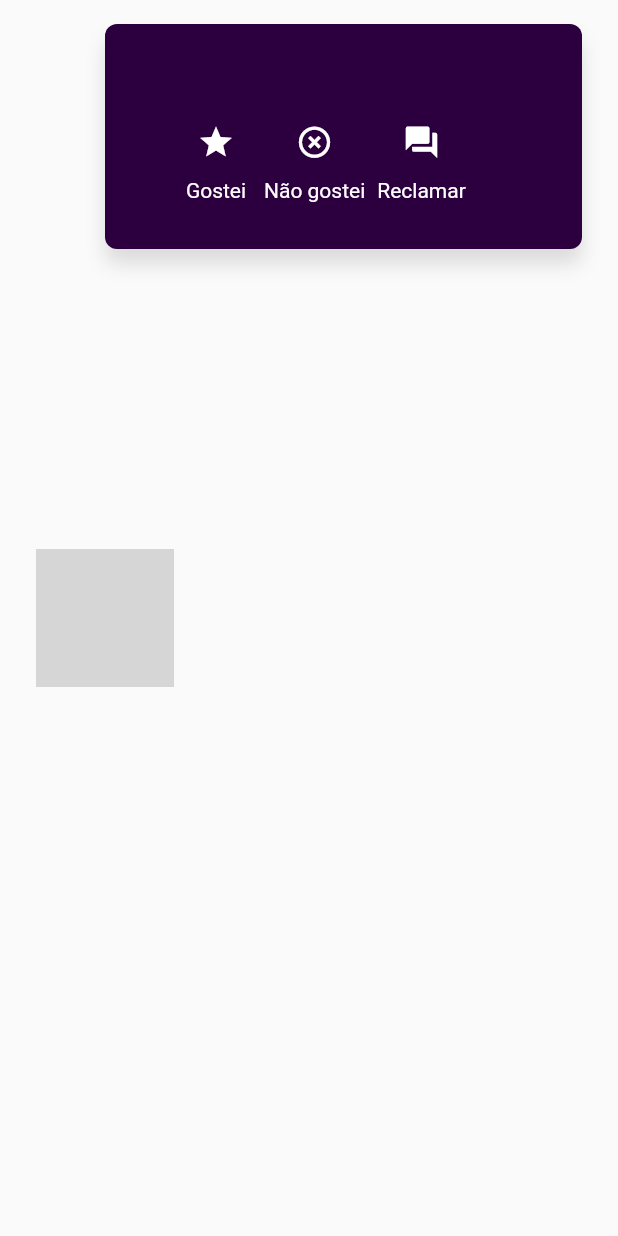
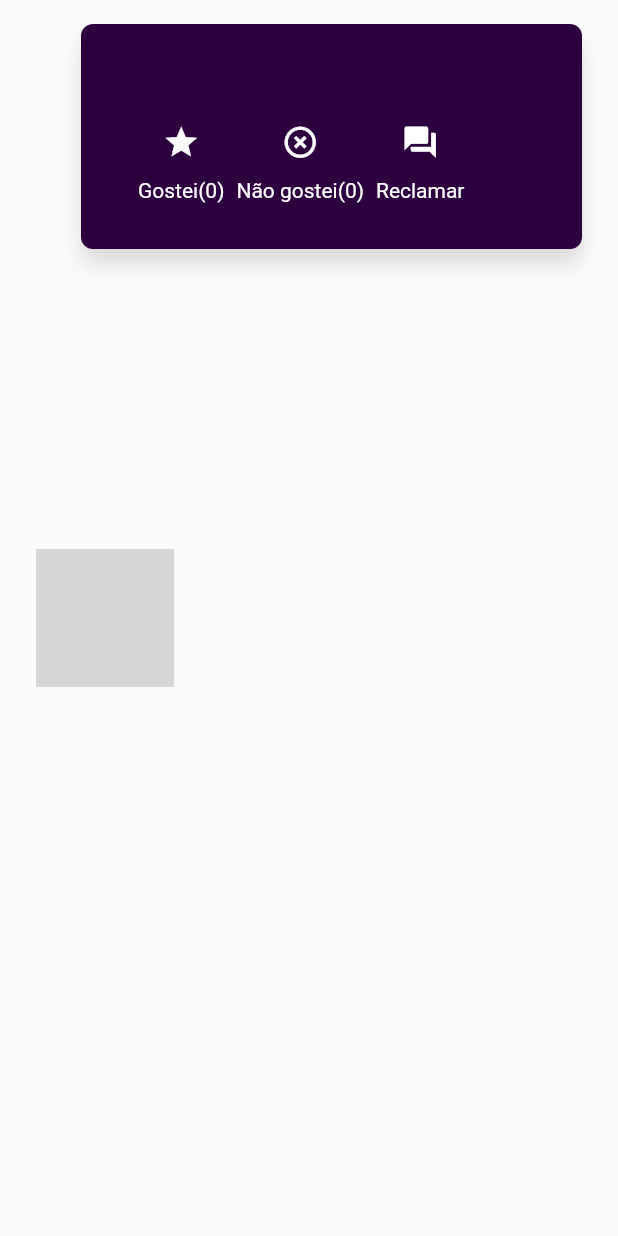
Before and after one commit to LouriJr/AulasFlutter, a Flutter app: the CardUniversidade widget shown alone on an empty page, opened directly with empty values, on a phone screen of 412 x 824 dp. Run offline on Flutter 3.47's test engine with Material 2 defaults, Android fonts, the phone set to English and light mode, and no system bars; our stand-ins replace fluttertoast, sqflite; accounts and stored records are empty; statements that could not run were skipped; grey boxes are pictures that could not be loaded.

Commit message:
Final do projeto

```diff
--- a/ChoreAqui/choreaqui/lib/model/universidade.dart
+++ b/ChoreAqui/choreaqui/lib/model/universidade.dart
@@ -1,7 +1,9 @@
 class Universidade {
-  final String id;
+  final int id;
   final String name;
   final String image;
+  final int likes;
+  final int unlikes;
 
-  const Universidade(this.id, this.name, this.image);
+  const Universidade(this.id, this.name, this.image, this.likes, this.unlikes);
 }
--- a/ChoreAqui/choreaqui/lib/ui/buttons/dislikebutton.dart
+++ b/ChoreAqui/choreaqui/lib/ui/buttons/dislikebutton.dart
@@ -1,16 +1,36 @@
+import 'package:choreaqui/app_database.dart';
+import 'package:choreaqui/model/universidade.dart';
 import 'package:choreaqui/ui/buttons/cardbutton.dart';
+import 'package:choreaqui/views/listagembemavaliadas.dart';
+import 'package:choreaqui/views/listagempioresavaliacoes.dart';
 import 'package:flutter/cupertino.dart';
 import 'package:flutter/material.dart';
 
 class DislikeButton extends StatelessWidget {
+  Universidade universidade;
+  bool melhoresAvaliacoes;
 
-  final Icon icon = new Icon(
-      Icons.highlight_off,
-      color: Colors.white
-    );
+  final Icon icon = new Icon(Icons.highlight_off, color: Colors.white);
 
   @override
+  DislikeButton(this.universidade, this.melhoresAvaliacoes);
+
   Widget build(BuildContext context) {
-    return CardButton(icon, 1, "Não gostei");
+    var form = melhoresAvaliacoes
+        ? ListagemMelhoresAvaliacoes()
+        : ListagemPioresAvaliacoes();
+
+    return new GestureDetector(
+        onTap: () {
+
+          Unlike(this.universidade.id, this.universidade.unlikes + 1);
+
+          Navigator.push(
+              context,
+              MaterialPageRoute(
+                  builder: (context) => form));
+        },
+        child: CardButton(
+            icon, 1, 'Não gostei(' + universidade.unlikes.toString() + ')'));
   }
 }
--- a/ChoreAqui/choreaqui/lib/ui/buttons/likebutton.dart
+++ b/ChoreAqui/choreaqui/lib/ui/buttons/likebutton.dart
@@ -1,16 +1,35 @@
+import 'package:choreaqui/app_database.dart';
+import 'package:choreaqui/model/universidade.dart';
 import 'package:choreaqui/ui/buttons/cardbutton.dart';
+import 'package:choreaqui/views/listagembemavaliadas.dart';
+import 'package:choreaqui/views/listagempioresavaliacoes.dart';
 import 'package:flutter/cupertino.dart';
 import 'package:flutter/material.dart';
 
 class LikeButton extends StatelessWidget {
+  Universidade universidade;
+  bool melhoresAvaliacoes;
 
-  Icon icon = new Icon(
-      Icons.grade,
-      color: Colors.white
-      );
+  Icon icon = new Icon(Icons.grade, color: Colors.white);
 
   @override
+  LikeButton(this.universidade, this.melhoresAvaliacoes);
+
   Widget build(BuildContext context) {
-    return CardButton(icon, 0, "Gostei");
+
+    var form =  melhoresAvaliacoes ? ListagemMelhoresAvaliacoes()
+     : ListagemPioresAvaliacoes();
+
+    return new GestureDetector(
+        onTap: () {
+          Like(this.universidade.id, this.universidade.likes + 1);
+
+          Navigator.push(
+              context,
+              MaterialPageRoute(
+                  builder: (context) => form));
+        },
+        child: CardButton(
+            icon, 0, 'Gostei(' + universidade.likes.toString() + ')'));
   }
 }
--- a/ChoreAqui/choreaqui/lib/widget/carduniversidade.dart
+++ b/ChoreAqui/choreaqui/lib/widget/carduniversidade.dart
@@ -9,8 +9,9 @@ import 'package:flutter/material.dart';
 
 class CardUniversidade extends StatelessWidget {
   final Universidade universidade;
+  final bool melhoresAvaliacoes;
 
-  CardUniversidade(this.universidade);
+  CardUniversidade(this.universidade, this.melhoresAvaliacoes);
 
   @override
   Widget build(BuildContext context) {
@@ -24,21 +25,20 @@ class CardUniversidade extends StatelessWidget {
         ));
 
     final conteudoCard = new Container(
-      margin: new EdgeInsets.fromLTRB(42, 16.0, 16.0, 16.0),
+      margin: new EdgeInsets.fromLTRB(30, 16.0, 16.0, 16.0),
       constraints: new BoxConstraints.expand(),
       child: new Column(
         crossAxisAlignment: CrossAxisAlignment.start,
         children: <Widget>[
           new Container(height: 4.0),
-          new Text(universidade.name, style: Style.titleTextStyle),
+          new Text("       " + universidade.name, style: Style.titleTextStyle),
           new Container(
-              child: new Row(
-                  children: <Widget>[
+              child: new Row(children: <Widget>[
             ButtonBar(
               mainAxisSize: MainAxisSize.min,
               children: <Widget>[
-                        LikeButton(),
-                        DislikeButton(),
+                LikeButton(this.universidade, this.melhoresAvaliacoes),
+                DislikeButton(this.universidade, this.melhoresAvaliacoes),
                 ReportButton(universidade)
               ],
             )
@@ -50,7 +50,7 @@ class CardUniversidade extends StatelessWidget {
     final universidadeCard = new Container(
       child: conteudoCard,
       height: 150.0,
-      margin: new EdgeInsets.only(left: 46.0),
+      margin: new EdgeInsets.only(left: 30.0),
       decoration: new BoxDecoration(
         color: new Color.fromRGBO(44, 0, 62, 1),
         shape: BoxShape.rectangle,
@@ -66,25 +66,13 @@ class CardUniversidade extends StatelessWidget {
     );
 
     return new GestureDetector(
-        // onTap: horizontal
-        //     ? () => Navigator.of(context).push(
-        //       new PageRouteBuilder(
-        //         pageBuilder: (_, __, ___) => new DetailPage(planet),
-        //         transitionsBuilder: (context, animation, secondaryAnimation, child) =>
-        //           new FadeTransition(opacity: animation, child: child),
-        //         ) ,
-        //       )
-        //     : null,
         child: new Container(
       margin: const EdgeInsets.symmetric(
         vertical: 16.0,
         horizontal: 24.0,
       ),
       child: new Stack(
-        children: <Widget>[
-          universidadeCard,
-          universidadeThumbnail
-        ],
+        children: <Widget>[universidadeCard, universidadeThumbnail],
       ),
     ));
   }
```
Also changed, not shown: ChoreAqui/choreaqui/lib/app_database.dart (added, +111 -0 lines), ChoreAqui/choreaqui/lib/main.dart (+14 -0 lines), ChoreAqui/choreaqui/lib/queries/queries.dart (added, +10 -0 lines), ChoreAqui/choreaqui/lib/ui/buttons/botaoEnviar.dart (+18 -1 lines), ChoreAqui/choreaqui/lib/ui/buttons/cardbutton.dart (+0 -9 lines), ChoreAqui/choreaqui/lib/views/listagembemavaliadas.dart (+41 -12 lines), ChoreAqui/choreaqui/lib/views/listagempioresavaliacoes.dart (+44 -11 lines), ChoreAqui/choreaqui/lib/views/reclamacao.dart (+7 -3 lines), ChoreAqui/choreaqui/lib/widget/universidadeview.dart (+2 -10 lines), ChoreAqui/choreaqui/pubspec.yaml (+6 -1 lines), ChoreAqui/choreaqui/pubspec.lock. Lines whose indentation alone changed are shown as unchanged.
